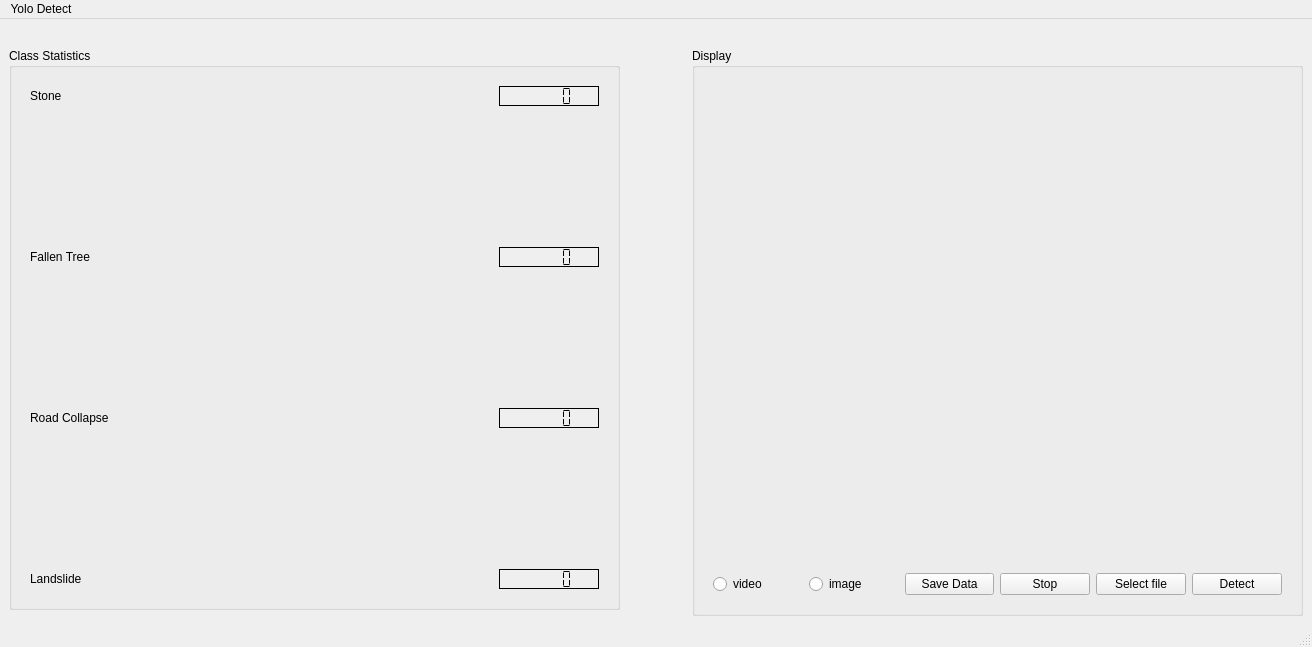
Above: main_window.ui from XHao1997/yolo_detect_qt before the change. Below: the same form after it.
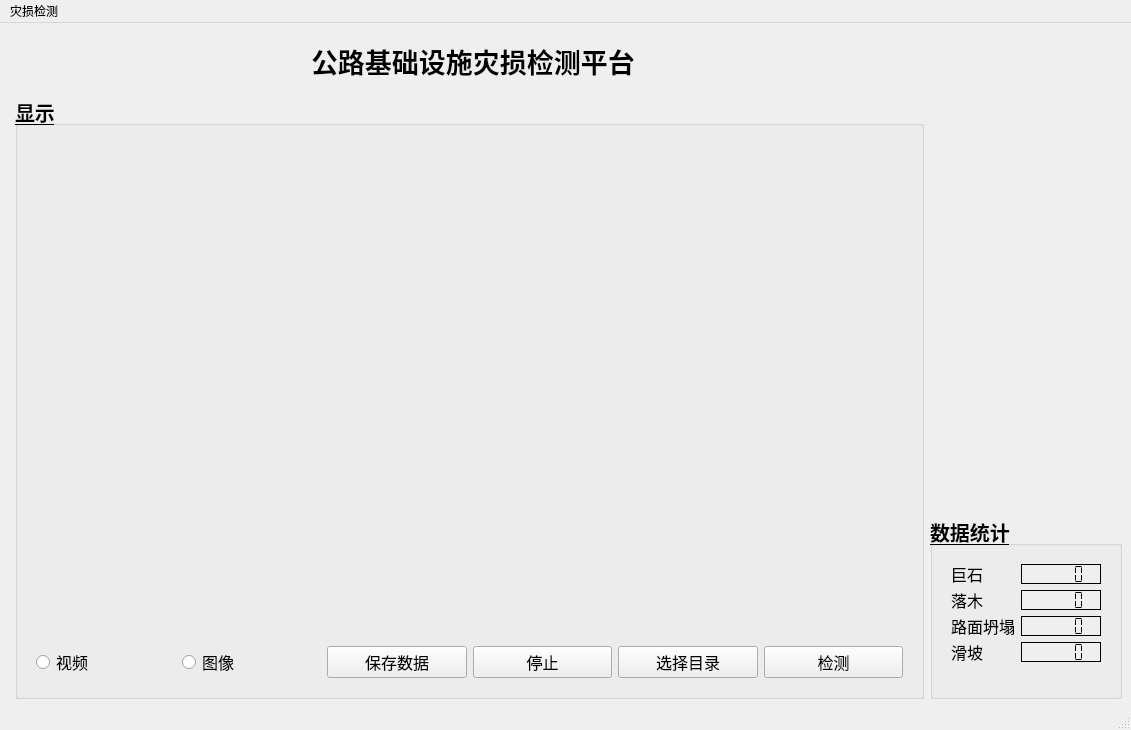
That is the form after the change. Icons and pictures are not drawn.

Patch:
```diff
--- a/main_window.ui
+++ b/main_window.ui
@@ -6,49 +6,342 @@
    <rect>
     <x>0</x>
     <y>0</y>
-    <width>1312</width>
-    <height>647</height>
+    <width>1131</width>
+    <height>730</height>
    </rect>
   </property>
+  <property name="sizePolicy">
+   <sizepolicy hsizetype="Maximum" vsizetype="Preferred">
+    <horstretch>0</horstretch>
+    <verstretch>0</verstretch>
+   </sizepolicy>
+  </property>
   <property name="windowTitle">
    <string>Yolo Disaster Detection</string>
   </property>
   <widget class="QWidget" name="centralwidget">
    <layout class="QGridLayout" name="gridLayout">
-    <item row="0" column="1">
-     <widget class="QLabel" name="label_2">
+    <item row="2" column="3">
+     <widget class="QGroupBox" name="groupBox">
       <property name="sizePolicy">
-       <sizepolicy hsizetype="Preferred" vsizetype="Preferred">
+       <sizepolicy hsizetype="Fixed" vsizetype="Fixed">
         <horstretch>0</horstretch>
         <verstretch>0</verstretch>
        </sizepolicy>
       </property>
-      <property name="maximumSize">
-       <size>
-        <width>60</width>
-        <height>60</height>
-       </size>
+      <property name="font">
+       <font>
+        <pointsize>15</pointsize>
+        <bold>true</bold>
+        <underline>true</underline>
+        <kerning>true</kerning>
+       </font>
       </property>
-      <property name="text">
-       <string/>
+      <property name="title">
+       <string>数据统计</string>
       </property>
-      <property name="textFormat">
-       <enum>Qt::TextFormat::AutoText</enum>
-      </property>
-      <property name="pixmap">
-       <pixmap>images.jpeg</pixmap>
-      </property>
-      <property name="scaledContents">
-       <bool>true</bool>
-      </property>
+      <layout class="QVBoxLayout" name="verticalLayout_2">
+       <item>
+        <widget class="QWidget" name="horizontalWidget" native="true">
+         <property name="sizePolicy">
+          <sizepolicy hsizetype="Preferred" vsizetype="Expanding">
+           <horstretch>0</horstretch>
+           <verstretch>0</verstretch>
+          </sizepolicy>
+         </property>
+         <layout class="QFormLayout" name="formLayout">
+          <item row="0" column="0">
+           <layout class="QGridLayout" name="gridLayout_2">
+            <item row="2" column="0">
+             <widget class="QLabel" name="label_3">
+              <property name="font">
+               <font>
+                <pointsize>12</pointsize>
+                <bold>false</bold>
+                <underline>false</underline>
+                <kerning>true</kerning>
+               </font>
+              </property>
+              <property name="text">
+               <string>路面坍塌</string>
+              </property>
+             </widget>
+            </item>
+            <item row="0" column="1">
+             <widget class="QLCDNumber" name="lcdNumber_stone">
+              <property name="minimumSize">
+               <size>
+                <width>80</width>
+                <height>0</height>
+               </size>
+              </property>
+              <property name="maximumSize">
+               <size>
+                <width>50</width>
+                <height>20</height>
+               </size>
+              </property>
+              <property name="font">
+               <font>
+                <family>Ubuntu</family>
+                <pointsize>20</pointsize>
+                <italic>false</italic>
+                <bold>true</bold>
+                <underline>true</underline>
+                <kerning>true</kerning>
+               </font>
+              </property>
+              <property name="accessibleDescription">
+               <string notr="true"/>
+              </property>
+              <property name="autoFillBackground">
+               <bool>true</bool>
+              </property>
+              <property name="styleSheet">
+               <string notr="true">font: 700 20pt &quot;Ubuntu&quot;;</string>
+              </property>
+              <property name="frameShadow">
+               <enum>QFrame::Shadow::Plain</enum>
+              </property>
+              <property name="lineWidth">
+               <number>1</number>
+              </property>
+              <property name="midLineWidth">
+               <number>1</number>
+              </property>
+              <property name="segmentStyle">
+               <enum>QLCDNumber::SegmentStyle::Flat</enum>
+              </property>
+             </widget>
+            </item>
+            <item row="3" column="1">
+             <widget class="QLCDNumber" name="lcdNumber_landslide">
+              <property name="minimumSize">
+               <size>
+                <width>80</width>
+                <height>0</height>
+               </size>
+              </property>
+              <property name="maximumSize">
+               <size>
+                <width>50</width>
+                <height>20</height>
+               </size>
+              </property>
+              <property name="font">
+               <font>
+                <family>Ubuntu</family>
+                <pointsize>20</pointsize>
+                <italic>false</italic>
+                <bold>true</bold>
+                <underline>true</underline>
+                <kerning>true</kerning>
+               </font>
+              </property>
+              <property name="accessibleDescription">
+               <string notr="true"/>
+              </property>
+              <property name="autoFillBackground">
+               <bool>true</bool>
+              </property>
+              <property name="styleSheet">
+               <string>font: 700 20pt &quot;Ubuntu&quot;;</string>
+              </property>
+              <property name="frameShadow">
+               <enum>QFrame::Shadow::Plain</enum>
+              </property>
+              <property name="lineWidth">
+               <number>1</number>
+              </property>
+              <property name="midLineWidth">
+               <number>1</number>
+              </property>
+              <property name="segmentStyle">
+               <enum>QLCDNumber::SegmentStyle::Flat</enum>
+              </property>
+             </widget>
+            </item>
+            <item row="1" column="0">
+             <widget class="QLabel" name="label">
+              <property name="font">
+               <font>
+                <pointsize>12</pointsize>
+                <bold>false</bold>
+                <underline>false</underline>
+                <kerning>true</kerning>
+               </font>
+              </property>
+              <property name="text">
+               <string>落木</string>
+              </property>
+             </widget>
+            </item>
+            <item row="0" column="0">
+             <widget class="QLabel" name="label_4">
+              <property name="font">
+               <font>
+                <pointsize>12</pointsize>
+                <bold>false</bold>
+                <underline>false</underline>
+                <kerning>true</kerning>
+               </font>
+              </property>
+              <property name="text">
+               <string>巨石</string>
+              </property>
+             </widget>
+            </item>
+            <item row="3" column="0">
+             <widget class="QLabel" name="label_5">
+              <property name="font">
+               <font>
+                <pointsize>12</pointsize>
+                <bold>false</bold>
+                <underline>false</underline>
+                <kerning>true</kerning>
+               </font>
+              </property>
+              <property name="text">
+               <string>滑坡</string>
+              </property>
+             </widget>
+            </item>
+            <item row="1" column="1">
+             <widget class="QLCDNumber" name="lcdNumber_fallentree">
+              <property name="minimumSize">
+               <size>
+                <width>80</width>
+                <height>0</height>
+               </size>
+              </property>
+              <property name="maximumSize">
+               <size>
+                <width>50</width>
+                <height>20</height>
+               </size>
+              </property>
+              <property name="font">
+               <font>
+                <family>Ubuntu</family>
+                <pointsize>20</pointsize>
+                <italic>false</italic>
+                <bold>true</bold>
+                <underline>true</underline>
+                <kerning>true</kerning>
+               </font>
+              </property>
+              <property name="accessibleDescription">
+               <string notr="true"/>
+              </property>
+              <property name="autoFillBackground">
+               <bool>true</bool>
+              </property>
+              <property name="styleSheet">
+               <string>font: 700 20pt &quot;Ubuntu&quot;;</string>
+              </property>
+              <property name="frameShadow">
+               <enum>QFrame::Shadow::Plain</enum>
+              </property>
+              <property name="lineWidth">
+               <number>1</number>
+              </property>
+              <property name="midLineWidth">
+               <number>1</number>
+              </property>
+              <property name="segmentStyle">
+               <enum>QLCDNumber::SegmentStyle::Flat</enum>
+              </property>
+             </widget>
+            </item>
+            <item row="2" column="1">
+             <widget class="QLCDNumber" name="lcdNumber_roadcollapse">
+              <property name="minimumSize">
+               <size>
+                <width>80</width>
+                <height>0</height>
+               </size>
+              </property>
+              <property name="maximumSize">
+               <size>
+                <width>50</width>
+                <height>20</height>
+               </size>
+              </property>
+              <property name="font">
+               <font>
+                <family>Ubuntu</family>
+                <pointsize>20</pointsize>
+                <italic>false</italic>
+                <bold>true</bold>
+                <underline>true</underline>
+                <kerning>true</kerning>
+               </font>
+              </property>
+              <property name="accessibleDescription">
+               <string notr="true"/>
+              </property>
+              <property name="autoFillBackground">
+               <bool>true</bool>
+              </property>
+              <property name="styleSheet">
+               <string>font: 700 20pt &quot;Ubuntu&quot;;</string>
+              </property>
+              <property name="frameShadow">
+               <enum>QFrame::Shadow::Plain</enum>
+              </property>
+              <property name="lineWidth">
+               <number>1</number>
+              </property>
+              <property name="midLineWidth">
+               <number>1</number>
+              </property>
+              <property name="segmentStyle">
+               <enum>QLCDNumber::SegmentStyle::Flat</enum>
+              </property>
+             </widget>
+            </item>
+           </layout>
+          </item>
+         </layout>
+        </widget>
+       </item>
+      </layout>
      </widget>
     </item>
     <item row="1" column="2" rowspan="2">
      <widget class="QGroupBox" name="groupBox_3">
+      <property name="sizePolicy">
+       <sizepolicy hsizetype="Expanding" vsizetype="Preferred">
+        <horstretch>0</horstretch>
+        <verstretch>0</verstretch>
+       </sizepolicy>
+      </property>
+      <property name="font">
+       <font>
+        <pointsize>15</pointsize>
+        <italic>false</italic>
+        <bold>true</bold>
+        <underline>true</underline>
+        <kerning>true</kerning>
+        <hintingpreference>PreferDefaultHinting</hintingpreference>
+       </font>
+      </property>
+      <property name="focusPolicy">
+       <enum>Qt::FocusPolicy::NoFocus</enum>
+      </property>
+      <property name="autoFillBackground">
+       <bool>false</bool>
+      </property>
       <property name="title">
-       <string>Display</string>
+       <string>显示</string>
       </property>
-      <layout class="QVBoxLayout" name="verticalLayout">
+      <property name="alignment">
+       <set>Qt::AlignmentFlag::AlignLeading|Qt::AlignmentFlag::AlignLeft|Qt::AlignmentFlag::AlignTop</set>
+      </property>
+      <property name="flat">
+       <bool>false</bool>
+      </property>
+      <layout class="QVBoxLayout" name="_2">
        <item>
         <layout class="QVBoxLayout" name="verticalLayout_3">
          <item>
@@ -75,43 +368,103 @@
            <layout class="QHBoxLayout" name="horizontalLayout">
             <item>
              <widget class="QRadioButton" name="radioButton_video_mode">
+              <property name="font">
+               <font>
+                <pointsize>12</pointsize>
+                <italic>false</italic>
+                <bold>false</bold>
+                <underline>false</underline>
+                <kerning>true</kerning>
+                <hintingpreference>PreferDefaultHinting</hintingpreference>
+               </font>
+              </property>
               <property name="text">
-               <string>video</string>
+               <string>视频</string>
               </property>
              </widget>
             </item>
             <item>
              <widget class="QRadioButton" name="radioButton_image_mode">
+              <property name="font">
+               <font>
+                <pointsize>12</pointsize>
+                <italic>false</italic>
+                <bold>false</bold>
+                <underline>false</underline>
+                <kerning>true</kerning>
+                <hintingpreference>PreferDefaultHinting</hintingpreference>
+               </font>
+              </property>
               <property name="text">
-               <string>image</string>
+               <string>图像</string>
               </property>
              </widget>
             </item>
             <item>
              <widget class="QPushButton" name="pushButton_4">
+              <property name="font">
+               <font>
+                <pointsize>12</pointsize>
+                <italic>false</italic>
+                <bold>false</bold>
+                <underline>false</underline>
+                <kerning>true</kerning>
+                <hintingpreference>PreferDefaultHinting</hintingpreference>
+               </font>
+              </property>
               <property name="text">
-               <string>Save Data</string>
+               <string>保存数据</string>
               </property>
              </widget>
             </item>
             <item>
              <widget class="QPushButton" name="pushButton_stop">
+              <property name="font">
+               <font>
+                <pointsize>12</pointsize>
+                <italic>false</italic>
+                <bold>false</bold>
+                <underline>false</underline>
+                <kerning>true</kerning>
+                <hintingpreference>PreferDefaultHinting</hintingpreference>
+               </font>
+              </property>
               <property name="text">
-               <string>Stop</string>
+               <string>停止</string>
               </property>
              </widget>
             </item>
             <item>
              <widget class="QPushButton" name="pushButton_select_file">
+              <property name="font">
+               <font>
+                <pointsize>12</pointsize>
+                <italic>false</italic>
+                <bold>false</bold>
+                <underline>false</underline>
+                <kerning>true</kerning>
+                <hintingpreference>PreferDefaultHinting</hintingpreference>
+               </font>
+              </property>
               <property name="text">
-               <string>Select file</string>
+               <string>选择目录</string>
               </property>
              </widget>
             </item>
             <item>
              <widget class="QPushButton" name="pushButton_Detect">
+              <property name="font">
+               <font>
+                <pointsize>12</pointsize>
+                <italic>false</italic>
+                <bold>false</bold>
+                <underline>false</underline>
+                <kerning>true</kerning>
+                <hintingpreference>PreferDefaultHinting</hintingpreference>
+               </font>
+              </property>
               <property name="text">
-               <string>Detect</string>
+               <string>检测</string>
               </property>
              </widget>
             </item>
@@ -123,220 +476,73 @@
       </layout>
      </widget>
     </item>
-    <item row="1" column="0">
-     <widget class="QGroupBox" name="groupBox">
-      <property name="title">
-       <string>Class Statistics</string>
+    <item row="0" column="1" colspan="3">
+     <widget class="QWidget" name="horizontalWidget" native="true">
+      <property name="sizePolicy">
+       <sizepolicy hsizetype="Fixed" vsizetype="Maximum">
+        <horstretch>0</horstretch>
+        <verstretch>0</verstretch>
+       </sizepolicy>
       </property>
-      <layout class="QVBoxLayout" name="verticalLayout_2">
+      <layout class="QHBoxLayout" name="horizontalLayout_2">
        <item>
-        <widget class="QWidget" name="horizontalWidget" native="true">
+        <spacer name="horizontalSpacer">
+         <property name="orientation">
+          <enum>Qt::Orientation::Horizontal</enum>
+         </property>
+         <property name="sizeHint" stdset="0">
+          <size>
+           <width>250</width>
+           <height>20</height>
+          </size>
+         </property>
+        </spacer>
+       </item>
+       <item>
+        <widget class="QLabel" name="label_2">
          <property name="sizePolicy">
-          <sizepolicy hsizetype="Preferred" vsizetype="Expanding">
+          <sizepolicy hsizetype="Maximum" vsizetype="Preferred">
            <horstretch>0</horstretch>
            <verstretch>0</verstretch>
           </sizepolicy>
          </property>
-         <layout class="QHBoxLayout" name="horizontalLayout_2">
-          <item>
-           <layout class="QGridLayout" name="gridLayout_2">
-            <item row="0" column="0">
-             <widget class="QLabel" name="label_4">
-              <property name="text">
-               <string>Stone</string>
-              </property>
-             </widget>
-            </item>
-            <item row="0" column="1">
-             <widget class="QLCDNumber" name="lcdNumber_stone">
-              <property name="minimumSize">
-               <size>
-                <width>100</width>
-                <height>0</height>
-               </size>
-              </property>
-              <property name="maximumSize">
-               <size>
-                <width>50</width>
-                <height>20</height>
-               </size>
-              </property>
-              <property name="accessibleDescription">
-               <string notr="true"/>
-              </property>
-              <property name="autoFillBackground">
-               <bool>true</bool>
-              </property>
-              <property name="styleSheet">
-               <string notr="true">font: 700 11pt &quot;Ubuntu&quot;;</string>
-              </property>
-              <property name="frameShadow">
-               <enum>QFrame::Shadow::Plain</enum>
-              </property>
-              <property name="lineWidth">
-               <number>1</number>
-              </property>
-              <property name="segmentStyle">
-               <enum>QLCDNumber::SegmentStyle::Flat</enum>
-              </property>
-             </widget>
-            </item>
-            <item row="1" column="0">
-             <spacer name="verticalSpacer">
-              <property name="orientation">
-               <enum>Qt::Orientation::Vertical</enum>
-              </property>
-              <property name="sizeHint" stdset="0">
-               <size>
-                <width>20</width>
-                <height>40</height>
-               </size>
-              </property>
-             </spacer>
-            </item>
-            <item row="2" column="0">
-             <widget class="QLabel" name="label">
-              <property name="text">
-               <string>Fallen Tree</string>
-              </property>
-             </widget>
-            </item>
-            <item row="2" column="1">
-             <widget class="QLCDNumber" name="lcdNumber_fallentree">
-              <property name="minimumSize">
-               <size>
-                <width>100</width>
-                <height>0</height>
-               </size>
-              </property>
-              <property name="maximumSize">
-               <size>
-                <width>50</width>
-                <height>20</height>
-               </size>
-              </property>
-              <property name="accessibleDescription">
-               <string notr="true"/>
-              </property>
-              <property name="autoFillBackground">
-               <bool>true</bool>
-              </property>
-              <property name="frameShadow">
-               <enum>QFrame::Shadow::Plain</enum>
-              </property>
-              <property name="lineWidth">
-               <number>1</number>
-              </property>
-              <property name="segmentStyle">
-               <enum>QLCDNumber::SegmentStyle::Flat</enum>
-              </property>
-             </widget>
-            </item>
-            <item row="3" column="0">
-             <spacer name="verticalSpacer_2">
-              <property name="orientation">
-               <enum>Qt::Orientation::Vertical</enum>
-              </property>
-              <property name="sizeHint" stdset="0">
-               <size>
-                <width>20</width>
-                <height>40</height>
-               </size>
-              </property>
-             </spacer>
-            </item>
-            <item row="4" column="0">
-             <widget class="QLabel" name="label_3">
-              <property name="text">
-               <string>Road Collapse</string>
-              </property>
-             </widget>
-            </item>
-            <item row="4" column="1">
-             <widget class="QLCDNumber" name="lcdNumber_roadcollapse">
-              <property name="minimumSize">
-               <size>
-                <width>100</width>
-                <height>0</height>
-               </size>
-              </property>
-              <property name="maximumSize">
-               <size>
-                <width>50</width>
-                <height>20</height>
-               </size>
-              </property>
-              <property name="accessibleDescription">
-               <string notr="true"/>
-              </property>
-              <property name="autoFillBackground">
-               <bool>true</bool>
-              </property>
-              <property name="frameShadow">
-               <enum>QFrame::Shadow::Plain</enum>
-              </property>
-              <property name="lineWidth">
-               <number>1</number>
-              </property>
-              <property name="segmentStyle">
-               <enum>QLCDNumber::SegmentStyle::Flat</enum>
-              </property>
-             </widget>
-            </item>
-            <item row="5" column="0">
-             <spacer name="verticalSpacer_3">
-              <property name="orientation">
-               <enum>Qt::Orientation::Vertical</enum>
-              </property>
-              <property name="sizeHint" stdset="0">
-               <size>
-                <width>20</width>
-                <height>40</height>
-               </size>
-              </property>
-             </spacer>
-            </item>
-            <item row="6" column="0">
-             <widget class="QLabel" name="label_5">
-              <property name="text">
-               <string>Landslide</string>
-              </property>
-             </widget>
-            </item>
-            <item row="6" column="1">
-             <widget class="QLCDNumber" name="lcdNumber_landslide">
-              <property name="minimumSize">
-               <size>
-                <width>100</width>
-                <height>0</height>
-               </size>
-              </property>
-              <property name="maximumSize">
-               <size>
-                <width>50</width>
-                <height>20</height>
-               </size>
-              </property>
-              <property name="accessibleDescription">
-               <string notr="true"/>
-              </property>
-              <property name="autoFillBackground">
-               <bool>true</bool>
-              </property>
-              <property name="frameShadow">
-               <enum>QFrame::Shadow::Plain</enum>
-              </property>
-              <property name="lineWidth">
-               <number>1</number>
-              </property>
-              <property name="segmentStyle">
-               <enum>QLCDNumber::SegmentStyle::Flat</enum>
-              </property>
-             </widget>
-            </item>
-           </layout>
-          </item>
-         </layout>
+         <property name="maximumSize">
+          <size>
+           <width>60</width>
+           <height>60</height>
+          </size>
+         </property>
+         <property name="text">
+          <string/>
+         </property>
+         <property name="textFormat">
+          <enum>Qt::TextFormat::AutoText</enum>
+         </property>
+         <property name="pixmap">
+          <pixmap>images.jpeg</pixmap>
+         </property>
+         <property name="scaledContents">
+          <bool>true</bool>
+         </property>
+        </widget>
+       </item>
+       <item>
+        <widget class="QLabel" name="label_6">
+         <property name="sizePolicy">
+          <sizepolicy hsizetype="Maximum" vsizetype="Preferred">
+           <horstretch>0</horstretch>
+           <verstretch>0</verstretch>
+          </sizepolicy>
+         </property>
+         <property name="font">
+          <font>
+           <pointsize>20</pointsize>
+           <bold>true</bold>
+          </font>
+         </property>
+         <property name="text">
+          <string>    公路基础设施灾损检测平台</string>
+         </property>
         </widget>
        </item>
       </layout>
@@ -349,13 +555,13 @@
     <rect>
      <x>0</x>
      <y>0</y>
-     <width>1312</width>
-     <height>22</height>
+     <width>1131</width>
+     <height>27</height>
     </rect>
    </property>
    <widget class="QMenu" name="menuhi">
     <property name="title">
-     <string>Yolo Detect</string>
+     <string>灾损检测</string>
     </property>
    </widget>
    <addaction name="menuhi"/>
```
